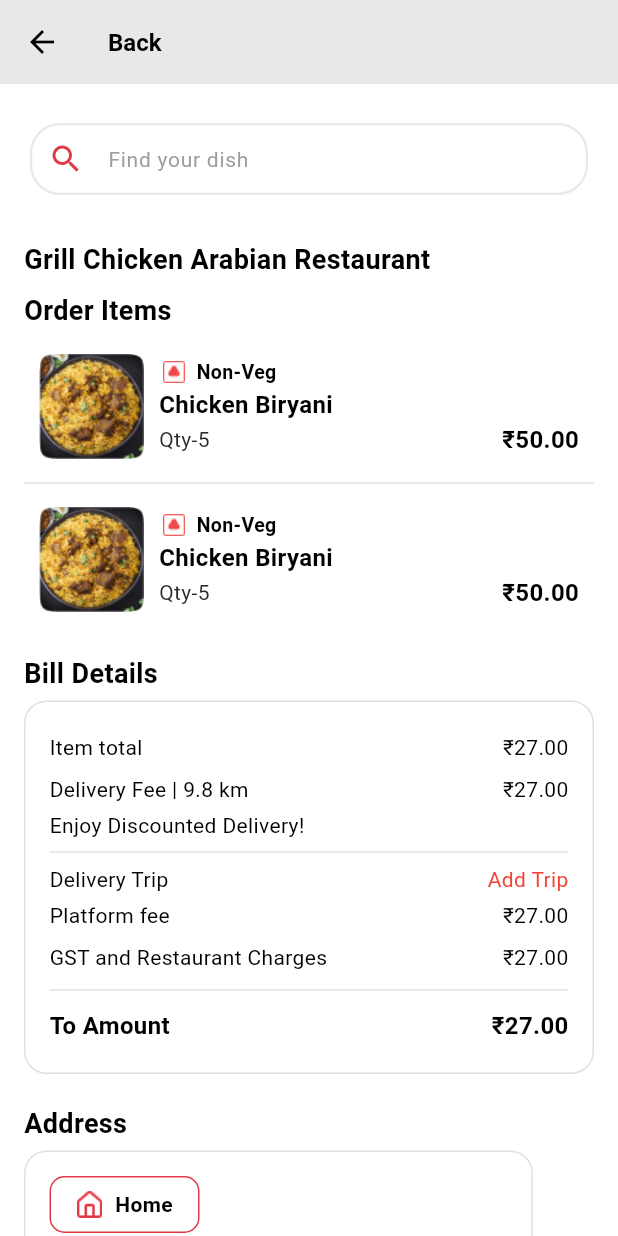
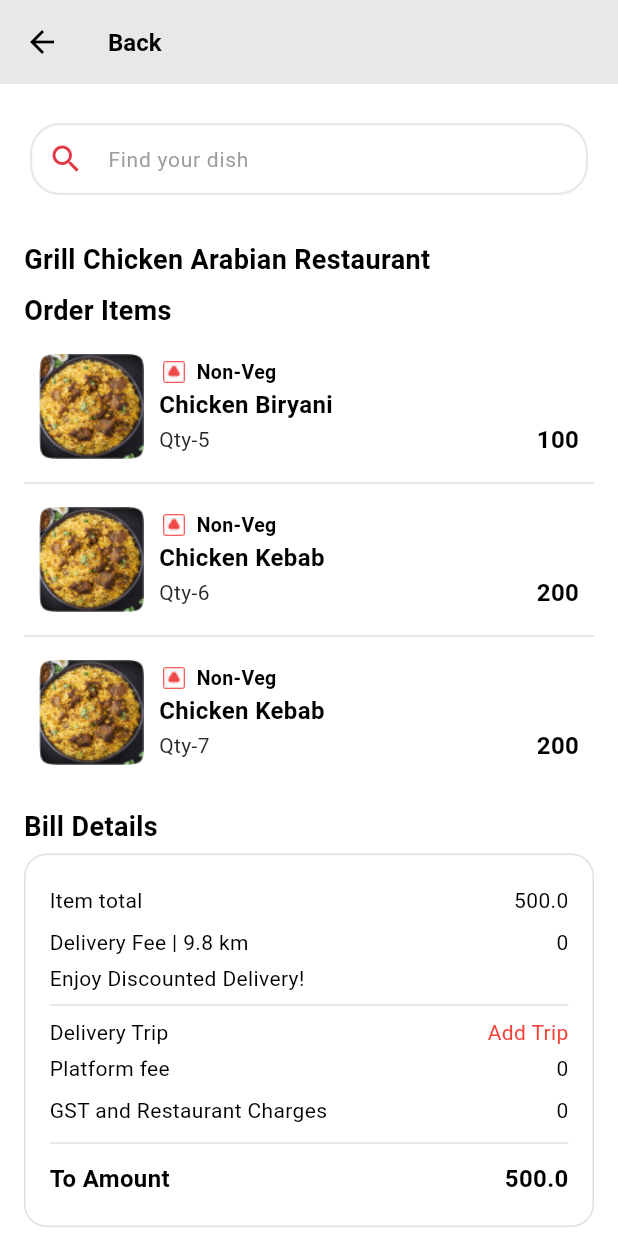
Before and after one commit to workahr/QCF_User, a Flutter app: the MyorderPage screen opened directly, after a tap on "View More", on a phone screen of 412 x 824 dp. Run offline on Flutter 3.47's test engine with Material 3 defaults, Android fonts, the light colour scheme and no system bars; our stand-ins replace carousel_slider, dots_indicator, dotted_border, dotted_line, dropdown_search, flutter_spinkit and 5 more; accounts and stored records are empty.

Commit message:
changes updated

```diff
--- /dev/null
+++ b/lib/pages/json_data/order_preview_json.dart
@@ -0,0 +1,75 @@
+// drivers_data.dart
+
+import 'dart:convert';
+
+import 'package:namfood/constants/app_assets.dart';
+
+Future getOrderPreviewListJsonData() async {
+  var result = {
+    "status": "SUCCESS",
+    "list": [
+      {
+        "id": 1,
+        "type": "Non-Veg",
+        "category": "Briyani",
+        "dishname": "Chicken Biryani",
+        "rating": "4.5",
+        "qty": "Qty-5",
+        "reviewpersons": "125",
+        "actualprice": "150",
+        "discountprice": "100",
+        "description": "Lorem ipsum dolor sit amet",
+        "dishimage": "assets/images/cart_biriyani_img.png",
+        "status": 1,
+        "active": 1,
+        "created_by": 101,
+        "created_date": null,
+        "updated_by": 102,
+        "updated_date": null
+      },
+      {
+        "id": 2,
+        "type": "Non-Veg",
+        "category": "Briyani",
+        "dishname": "Chicken Kebab",
+        "rating": "4.5",
+        "qty": "Qty-6",
+        "reviewpersons": "125",
+        "actualprice": "300",
+        "discountprice": "200",
+        "description": "Lorem ipsum dolor sit amet",
+        "dishimage": "assets/images/cart_biriyani_img.png",
+        "status": 1,
+        "active": 1,
+        "created_by": 101,
+        "created_date": null,
+        "updated_by": 102,
+        "updated_date": null
+      },
+      {
+        "id": 3,
+        "type": "Non-Veg",
+        "category": "Non-Veg Starters",
+        "dishname": "Chicken Kebab",
+        "rating": "4.5",
+        "qty": "Qty-7",
+        "reviewpersons": "125",
+        "actualprice": "300",
+        "discountprice": "200",
+        "description": "Lorem ipsum dolor sit amet",
+        "dishimage": "assets/images/cart_biriyani_img.png",
+        "status": 1,
+        "active": 1,
+        "created_by": 101,
+        "created_date": null,
+        "updated_by": 102,
+        "updated_date": null
+      },
+
+    ],
+    "code": "206",
+    "message": "Listed Successfully."
+  };
+
+  return result;
+}
--- /dev/null
+++ b/lib/pages/models/order_preview_model.dart
@@ -0,0 +1,121 @@
+// To parse this JSON data, do
+//
+//     final OrderPreviewmodel = OrderPreviewmodelFromJson(jsonString);
+
+import 'dart:convert';
+
+OrderPreviewmodel OrderPreviewmodelFromJson(String str) =>
+    OrderPreviewmodel.fromJson(json.decode(str));
+
+String OrderPreviewmodelToJson(OrderPreviewmodel data) =>
+    json.encode(data.toJson());
+
+class OrderPreviewmodel {
+  String status;
+  List<OrderPreviewList> list;
+  String code;
+  String message;
+
+  OrderPreviewmodel({
+    required this.status,
+    required this.list,
+    required this.code,
+    required this.message,
+  });
+
+  factory OrderPreviewmodel.fromJson(Map<String, dynamic> json) =>
+      OrderPreviewmodel(
+        status: json["status"],
+        list: List<OrderPreviewList>.from(
+            json["list"].map((x) => OrderPreviewList.fromJson(x))),
+        code: json["code"],
+        message: json["message"],
+      );
+
+  Map<String, dynamic> toJson() => {
+        "status": status,
+        "list": List<dynamic>.from(list.map((x) => x.toJson())),
+        "code": code,
+        "message": message,
+      };
+}
+
+class OrderPreviewList {
+  int id;
+  String? type;
+  String category;
+  String? dishname;
+  String? rating;
+  String? qty;
+  String? reviewpersons;
+  String? actualprice;
+  String? discountprice;
+  String? description;
+  String? dishimage;
+  int status;
+  int active;
+  int createdBy;
+  String? createdDate;
+  int updatedBy;
+  String? updatedDate;
+
+  OrderPreviewList({
+    required this.id,
+    this.type,
+    required this.category,
+    this.dishname,
+    this.rating,
+    this.qty,
+    this.reviewpersons,
+    this.actualprice,
+    this.discountprice,
+    this.description,
+    this.dishimage,
+    required this.status,
+    required this.active,
+    required this.createdBy,
+    this.createdDate,
+    required this.updatedBy,
+    this.updatedDate,
+  });
+
+  factory OrderPreviewList.fromJson(Map<String, dynamic> json) => OrderPreviewList(
+        id: json["id"],
+        type: json["type"],
+        category: json["category"],
+        dishname: json["dishname"],
+        rating: json["rating"],
+        qty: json["qty"],
+        reviewpersons: json["reviewpersons"],
+        actualprice: json["actualprice"],
+        discountprice: json["discountprice"],
+        description: json["description"],
+        dishimage: json["dishimage"],
+        status: json["status"],
+        active: json["active"],
+        createdBy: json["created_by"],
+        createdDate: json["created_date"],
+        updatedBy: json["updated_by"],
+        updatedDate: json["updated_date"],
+      );
+
+  Map<String, dynamic> toJson() => {
+        "id": id,
+        "type": type,
+        "category": category,
+        "dishname": dishname,
+        "rating": rating,
+        "qty": qty,
+        "reviewpersons": reviewpersons,
+        "actualprice": actualprice,
+        "discountprice": discountprice,
+        "description": description,
+        "dishimage": dishimage,
+        "status": status,
+        "active": active,
+        "created_by": createdBy,
+        "created_date": createdDate,
+        "updated_by": updatedBy,
+        "updated_date": updatedDate,
+      };
+}
--- a/lib/pages/order/order_preview_page.dart
+++ b/lib/pages/order/order_preview_page.dart
@@ -4,7 +4,10 @@ import 'package:namfood/widgets/sub_heading_widget.dart';
 
 import '../../constants/app_assets.dart';
 import '../../constants/app_colors.dart';
+import '../../services/comFuncService.dart';
+import '../../services/nam_food_api_service.dart';
 import '../../widgets/custom_text_field.dart';
+import '../models/order_preview_model.dart';
 
 
 class OrderPreviewPage extends StatefulWidget {
@@ -16,10 +19,64 @@ class OrderPreviewPage extends StatefulWidget {
 
 class _OrderPreviewPageState extends State<OrderPreviewPage> {
 
+  final NamFoodApiService apiService = NamFoodApiService();
+
+
   @override
   void initState() {
     super.initState();
+
+    getOrderPreviewlist();
   }
+
+  List<OrderPreviewList> orderPreviewList = [];
+  List<OrderPreviewList> orderPreviewListAll = [];
+  bool isLoading = false;
+  double totalDiscountPrice = 0.0;
+
+  Future getOrderPreviewlist() async {
+    setState(() {
+      isLoading = true;
+    });
+
+    try {
+      var result = await apiService.getOrderPreviewlist();
+      var response = OrderPreviewmodelFromJson(result);
+      if (response.status.toString() == 'SUCCESS') {
+        setState(() {
+          orderPreviewList = response.list;
+          orderPreviewListAll = orderPreviewList;
+          isLoading = false;
+          calculateTotalDiscount();
+        });
+      } else {
+        setState(() {
+          orderPreviewList = [];
+          orderPreviewListAll = [];
+          isLoading = false;
+        });
+        showInSnackBar(context, response.message.toString());
+      }
+    } catch (e) {
+      setState(() {
+        orderPreviewList = [];
+        orderPreviewListAll = [];
+        isLoading = false;
+      });
+      showInSnackBar(context, 'Error occurred: $e');
+    }
+
+    setState(() {});
+  }
+
+  void calculateTotalDiscount() {
+  totalDiscountPrice = orderPreviewList.fold(
+    0.0,
+    (sum, item) => sum + (int.parse(item.discountprice.toString())  ?? 0.0),
+  );
+
+  setState(() {});
+}
 
   final List<Map<String, dynamic>> items = [
     {
@@ -80,20 +137,20 @@ class _OrderPreviewPageState extends State<OrderPreviewPage> {
              ListView.separated(
       shrinkWrap: true,
       physics: NeverScrollableScrollPhysics(),
-      itemCount: items.length,
+      itemCount: orderPreviewList.length,
       separatorBuilder: (context, index) => Divider(
         color: Colors.grey.shade300,
         thickness: 1,
       ),
       itemBuilder: (context, index) {
-        final item = items[index];
+        final item = orderPreviewList[index];
         return Padding(
           padding: const EdgeInsets.symmetric(vertical: 8.0, horizontal: 10.0),
           child: Row(
             crossAxisAlignment: CrossAxisAlignment.center,
             children: [
               Image.asset(
-                item['image'],
+                item.dishimage.toString(),
                 width: 70,
                 height: 70,
                 fit: BoxFit.fill,
@@ -112,7 +169,7 @@ class _OrderPreviewPageState extends State<OrderPreviewPage> {
                         ),
                         const SizedBox(width: 5.0),
                         HeadingWidget(
-                          title: item['type'],
+                          title: item.type.toString(),
                           vMargin: 1.0,
                           fontSize: 13.0,
                         ),
@@ -120,18 +177,18 @@ class _OrderPreviewPageState extends State<OrderPreviewPage> {
                     ),
                    // const SizedBox(height: 5),
                     HeadingWidget(
-                      title: item['name'],
+                      title: item.dishname,
                     ),
                     //const SizedBox(height: 8),
                     Row(
                       mainAxisAlignment: MainAxisAlignment.spaceBetween,
                       children: [
                         SubHeadingWidget(
-                          title: item['quantity'],
+                          title: item.qty,
                           color: AppColors.black,
                         ),
                         HeadingWidget(
-                          title: item['price'],
+                          title: item.discountprice,
                         ),
                       ],
                     ),
@@ -159,8 +216,8 @@ class _OrderPreviewPageState extends State<OrderPreviewPage> {
         Column(
           crossAxisAlignment: CrossAxisAlignment.start,
           children: [
-            BillRow(label: "Item total", value: "₹27.00"),
-            BillRow(label: "Delivery Fee | 9.8 km", value: "₹27.00"),
+            BillRow(label: "Item total", value: totalDiscountPrice.toString()),
+            BillRow(label: "Delivery Fee | 9.8 km", value: "0"),
             Text(
               "Enjoy Discounted Delivery!",
               style: TextStyle(color: Colors.black),
@@ -181,12 +238,12 @@ class _OrderPreviewPageState extends State<OrderPreviewPage> {
 
               ],
             ),
-            BillRow(label: "Platform fee", value: "₹27.00"),
-            BillRow(label: "GST and Restaurant Charges", value: "₹27.00"),
+            BillRow(label: "Platform fee", value: "0"),
+            BillRow(label: "GST and Restaurant Charges", value: "0"),
             Divider(color: Colors.grey[300]),
             BillRow(
               label: "To Amount",
-              value: "₹27.00",
+              value: totalDiscountPrice.toString(),
               isTotal: true,
             ),
           ],
--- a/lib/services/nam_food_api_service.dart
+++ b/lib/services/nam_food_api_service.dart
@@ -3,9 +3,11 @@ import 'dart:async';
 import 'package:http/http.dart' as http;
 import 'package:shared_preferences/shared_preferences.dart';
 import '../constants/constants.dart';
+import '../pages/json_data/add_ratinglist_json.dart';
 import '../pages/json_data/homescreen_json.dart';
 import '../pages/json_data/home_carousel_json.dart';
 import '../pages/json_data/myorder_page_json.dart';
+import '../pages/json_data/order_preview_json.dart';
 import '../pages/json_data/store_page_json.dart';
 
 class NamFoodApiService {
@@ -1475,4 +1477,29 @@ class NamFoodApiService {
       throw Exception('Failed to retrieve AddtoCart: $e');
     }
   }
+
+
+    Future getOrderPreviewlist() async {
+    try {
+      // Create a list of DriversList with hardcoded data
+
+      var result = await getOrderPreviewListJsonData();
+      return jsonEncode(result);
+    } catch (e) {
+      // Handle any errors
+      throw Exception('Failed to retrieve AddtoCart: $e');
+    }
+  }
+
+   Future getAddRatingList() async {
+    try {
+      // Create a list of DriversList with hardcoded data
+
+      var result = await getAddRatingJsonData();
+      return jsonEncode(result);
+    } catch (e) {
+      // Handle any errors
+      throw Exception('Failed to retrieve AddtoCart: $e');
+    }
+  }
 }
```
Also changed, not shown: lib/pages/cart/cart_page.dart (+8 -7 lines), lib/pages/json_data/add_ratinglist_json.dart (added, +46 -0 lines), lib/pages/models/add_ratinglist_model.dart (added, +137 -0 lines), lib/pages/rating/add_rating_page.dart (+77 -14 lines).
